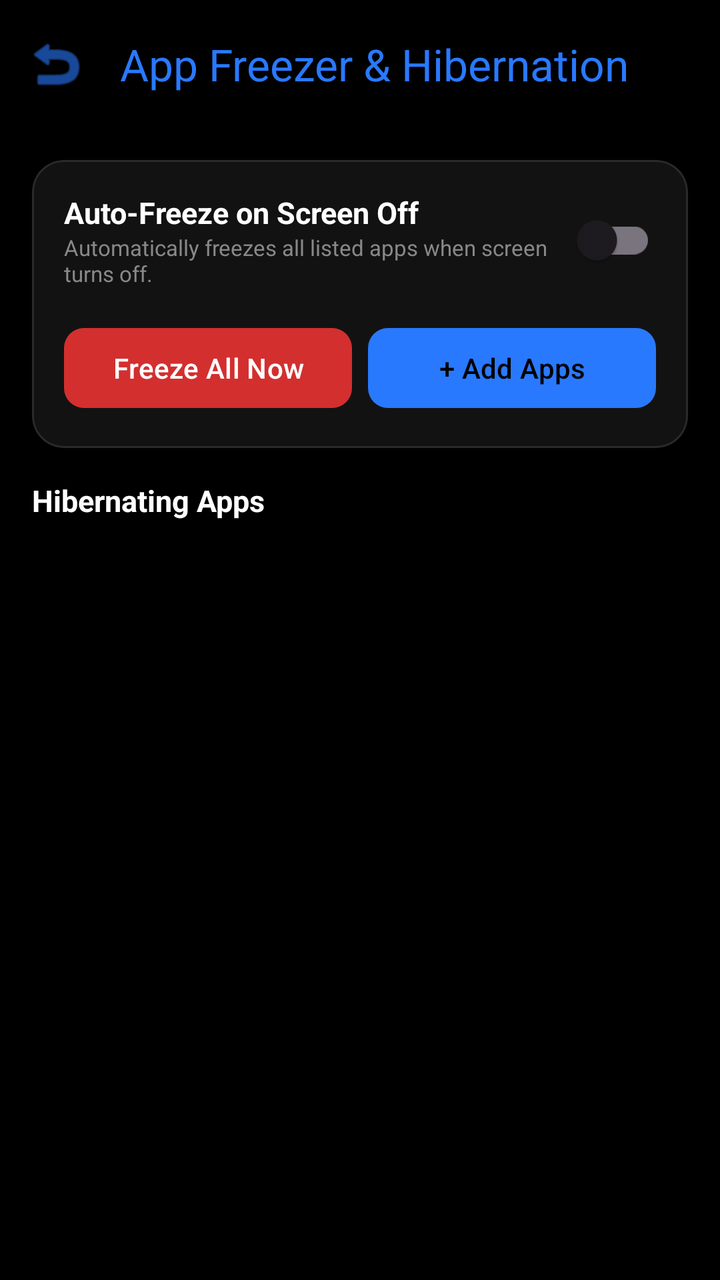
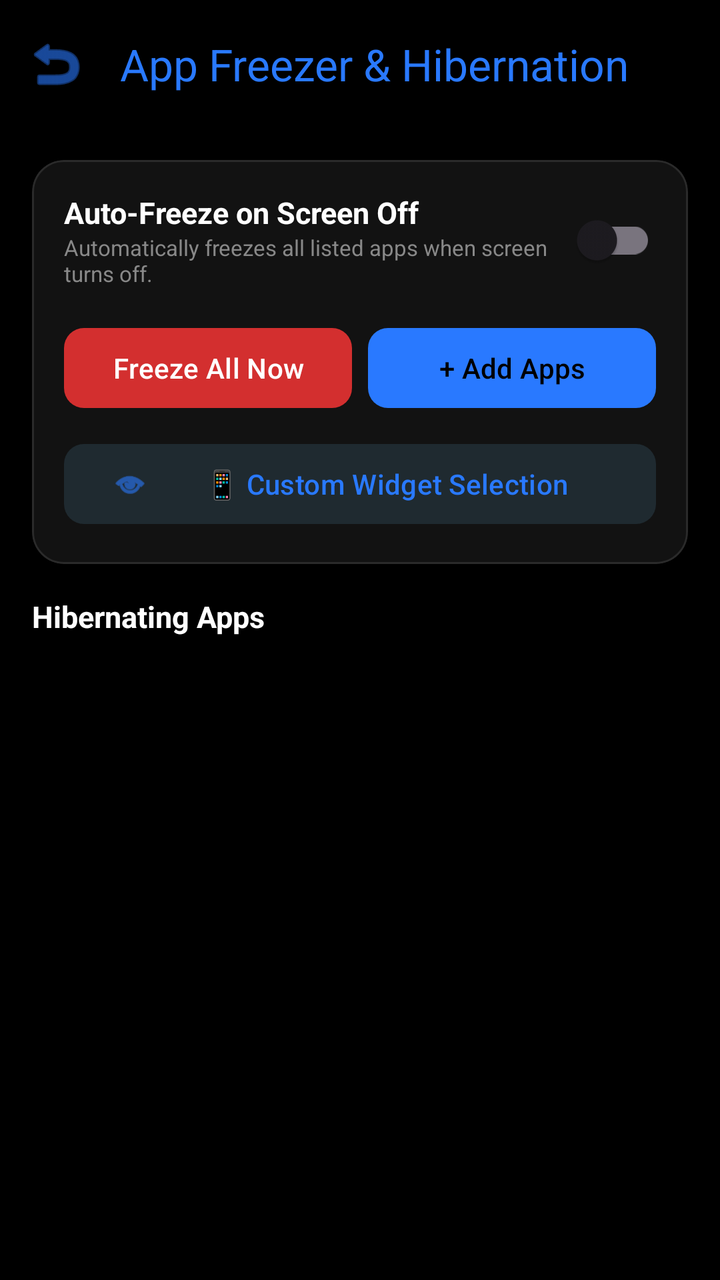

Compare the two renders of this Android layout. The source of the first and the diff that turns it into the second are given below.
<!-- AndroidManifest.xml: activity theme Theme.PhoneControl -->
<!-- res/layout/activity_app_freezer_list.xml -->
<?xml version="1.0" encoding="utf-8"?>
<LinearLayout xmlns:android="http://schemas.android.com/apk/res/android"
    xmlns:app="http://schemas.android.com/apk/res-auto"
    android:layout_width="match_parent"
    android:layout_height="match_parent"
    android:orientation="vertical"
    android:background="@android:color/black"
    android:fitsSystemWindows="true">

    <com.google.android.material.appbar.MaterialToolbar
        android:id="@+id/toolbarAppFreezerList"
        android:layout_width="match_parent"
        android:layout_height="?attr/actionBarSize"
        app:title="App Freezer &amp; Hibernation"
        app:titleTextColor="@color/color_freezer"
        app:navigationIcon="@android:drawable/ic_menu_revert"
        app:navigationIconTint="@color/color_freezer" />

    <androidx.core.widget.NestedScrollView
        android:layout_width="match_parent"
        android:layout_height="match_parent">

        <LinearLayout
            android:layout_width="match_parent"
            android:layout_height="wrap_content"
            android:orientation="vertical"
            android:padding="16dp">

            
            <com.google.android.material.card.MaterialCardView
                android:layout_width="match_parent"
                android:layout_height="wrap_content"
                android:layout_marginBottom="16dp"
                app:cardCornerRadius="16dp"
                app:cardBackgroundColor="#121212"
                app:strokeWidth="1dp"
                app:strokeColor="#2A2A2A">

                <LinearLayout
                    android:layout_width="match_parent"
                    android:layout_height="wrap_content"
                    android:orientation="vertical"
                    android:padding="16dp">

                    <LinearLayout
                        android:layout_width="match_parent"
                        android:layout_height="wrap_content"
                        android:gravity="center_vertical">
                        <LinearLayout
                            android:layout_width="0dp"
                            android:layout_height="wrap_content"
                            android:layout_weight="1"
                            android:orientation="vertical">
                            <TextView
                                android:layout_width="wrap_content"
                                android:layout_height="wrap_content"
                                android:text="Auto-Freeze on Screen Off"
                                android:textColor="#FFFFFF"
                                android:textStyle="bold"
                                android:textSize="15sp" />
                            <TextView
                                android:layout_width="wrap_content"
                                android:layout_height="wrap_content"
                                android:text="Automatically freezes all listed apps when screen turns off."
                                android:textColor="#888888"
                                android:textSize="11sp" />
                        </LinearLayout>
                        <com.google.android.material.switchmaterial.SwitchMaterial
                            android:id="@+id/switchAutoFreeze"
                            android:layout_width="wrap_content"
                            android:layout_height="wrap_content" />
                    </LinearLayout>

                    <LinearLayout
                        android:layout_width="match_parent"
                        android:layout_height="wrap_content"
                        android:orientation="horizontal"
                        android:layout_marginTop="16dp">

                        <com.google.android.material.button.MaterialButton
                            android:id="@+id/btnFreezeAll"
                            android:layout_width="0dp"
                            android:layout_height="wrap_content"
                            android:layout_weight="1"
                            android:text="Freeze All Now"
                            android:textColor="#FFFFFF"
                            app:backgroundTint="#D32F2F"
                            app:cornerRadius="10dp"
                            android:layout_marginEnd="8dp" />

                        <com.google.android.material.button.MaterialButton
                            android:id="@+id/btnAddApps"
                            android:layout_width="0dp"
                            android:layout_height="wrap_content"
                            android:layout_weight="1"
                            android:text="+ Add Apps"
                            android:textColor="#000000"
                            app:backgroundTint="@color/color_freezer"
                            app:cornerRadius="10dp" />
                    </LinearLayout>

                </LinearLayout>
            </com.google.android.material.card.MaterialCardView>

            
            <LinearLayout
                android:id="@+id/layoutEditActions"
                android:layout_width="match_parent"
                android:layout_height="wrap_content"
                android:orientation="horizontal"
                android:gravity="center_vertical"
                android:padding="8dp"
                android:background="#1E1E24"
                android:layout_marginBottom="8dp"
                android:visibility="gone">

                <TextView
                    android:id="@+id/tvEditModeTitle"
                    android:layout_width="0dp"
                    android:layout_height="wrap_content"
                    android:layout_weight="1"
                    android:text="Select apps to unfreeze"
                    android:textColor="#FFFFFF"
                    android:textSize="12sp"
                    android:textStyle="bold" />

                <com.google.android.material.button.MaterialButton
                    android:id="@+id/btnRemoveSelected"
                    style="@style/Widget.Material3.Button.TonalButton"
                    android:layout_width="wrap_content"
                    android:layout_height="36dp"
                    android:text="Unfreeze Selected"
                    android:textColor="#FF5252"
                    android:textSize="11sp"
                    android:layout_marginEnd="4dp" />

                <com.google.android.material.button.MaterialButton
                    android:id="@+id/btnCancelEdit"
                    style="@style/Widget.Material3.Button.TextButton"
                    android:layout_width="wrap_content"
                    android:layout_height="36dp"
                    android:text="Done"
                    android:textColor="#AAAAAA"
                    android:textSize="11sp" />
            </LinearLayout>

            <TextView
                android:layout_width="match_parent"
                android:layout_height="wrap_content"
                android:text="Hibernating Apps"
                android:textColor="#FFFFFF"
                android:textSize="15sp"
                android:textStyle="bold"
                android:layout_marginBottom="8dp" />

            <LinearLayout
                android:id="@+id/layoutFrozenAppsList"
                android:layout_width="match_parent"
                android:layout_height="wrap_content"
                android:orientation="vertical" />

        </LinearLayout>
    </androidx.core.widget.NestedScrollView>

</LinearLayout>
<!-- resources referenced by this layout -->
<resources>
  <color name="color_freezer">#2979FF</color>
  <style name="Theme.PhoneControl" parent="Theme.Material3.DayNight.NoActionBar">
          
          <item name="colorPrimary">@color/purple_500</item>
          <item name="colorPrimaryVariant">@color/purple_700</item>
          <item name="colorOnPrimary">@color/white</item>
          
          <item name="colorSecondary">@color/teal_200</item>
          <item name="colorSecondaryVariant">@color/teal_700</item>
          <item name="colorOnSecondary">@color/black</item>
          
          <item name="android:statusBarColor">@android:color/black</item>
          <item name="android:windowLightStatusBar" tools:targetApi="m">false</item>
          
          
          
      </style>
  <color name="purple_500">#FF6200EE</color>
  <color name="purple_700">#FF3700B3</color>
  <color name="white">#FFFFFFFF</color>
  <color name="teal_200">#FF03DAC5</color>
  <color name="teal_700">#FF018786</color>
  <color name="black">#FF000000</color>
</resources>

<!-- the commit's change to res/layout/activity_app_freezer_list.xml (unified diff, before → after) -->
@@ -99,6 +99,19 @@
                             app:cornerRadius="10dp" />
                     </LinearLayout>
 
+                    <com.google.android.material.button.MaterialButton
+                        android:id="@+id/btnCustomWidgetApps"
+                        style="@style/Widget.Material3.Button.TonalButton"
+                        android:layout_width="match_parent"
+                        android:layout_height="wrap_content"
+                        android:layout_marginTop="10dp"
+                        android:text="📱 Custom Widget Selection"
+                        android:textColor="@color/color_freezer"
+                        app:icon="@android:drawable/ic_menu_view"
+                        app:iconTint="@color/color_freezer"
+                        app:backgroundTint="#1F2A30"
+                        app:cornerRadius="10dp" />
+
                 </LinearLayout>
             </com.google.android.material.card.MaterialCardView>
 
